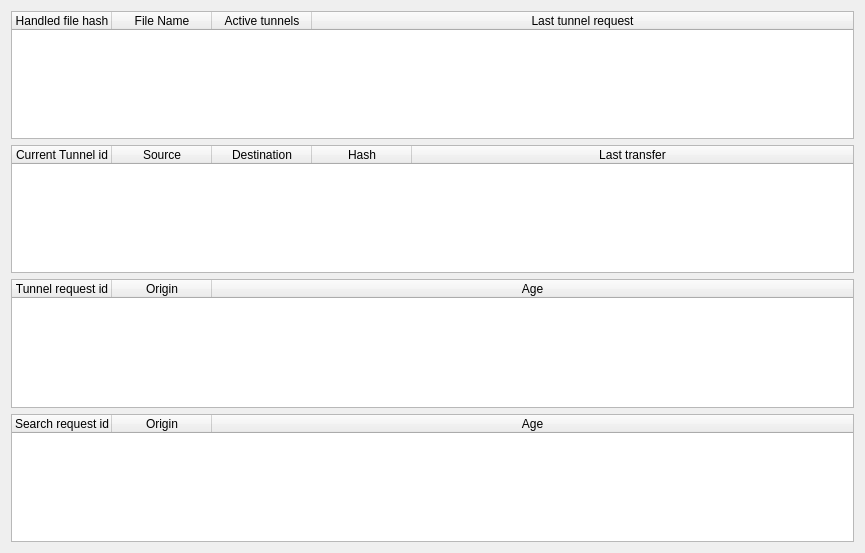
Qt form retroshare-gui/src/gui/TurtleRouterDialog.ui (RetroShare/RetroShare) before a commit.
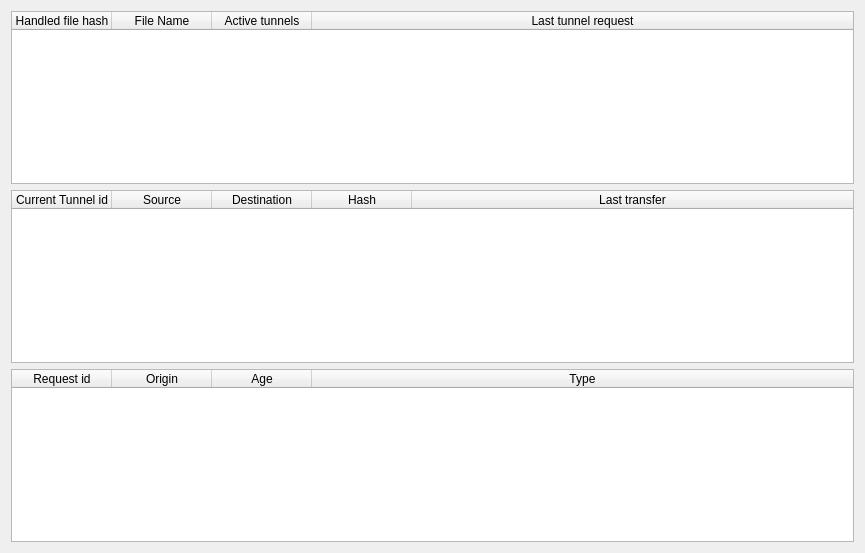
The same form after that commit. Icons and pictures are not drawn.

Commit message: improved turtle router display

```diff
--- a/retroshare-gui/src/gui/TurtleRouterDialog.ui
+++ b/retroshare-gui/src/gui/TurtleRouterDialog.ui
@@ -90,7 +90,7 @@
      </attribute>
      <column>
       <property name="text">
-       <string>Tunnel request id</string>
+       <string>Request id</string>
       </property>
      </column>
      <column>
@@ -103,26 +103,9 @@
        <string>Age</string>
       </property>
      </column>
-    </widget>
-   </item>
-   <item>
-    <widget class="QTableWidget" name="_search_reqs_TW">
-     <attribute name="horizontalHeaderStretchLastSection">
-      <bool>true</bool>
-     </attribute>
      <column>
       <property name="text">
-       <string>Search request id</string>
-      </property>
-     </column>
-     <column>
-      <property name="text">
-       <string>Origin</string>
-      </property>
-     </column>
-     <column>
-      <property name="text">
-       <string>Age</string>
+       <string>Type</string>
       </property>
      </column>
     </widget>
```
Left out of the diff: 2 changed lines with no effect on the pictures. The commit also changes 1 other file.
